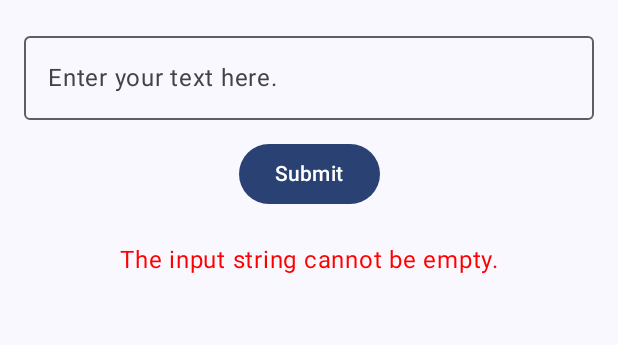
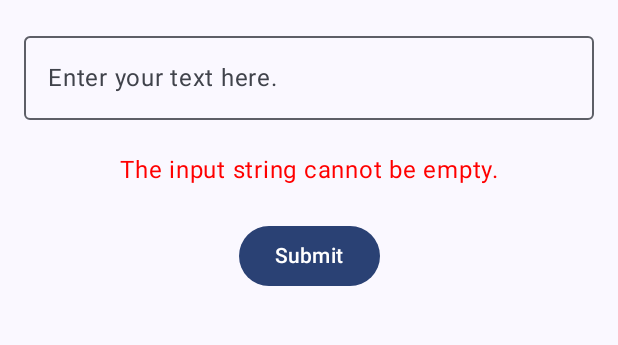
Before and after one commit to PrettyAntony/JoistSimpleTextEchoApp, an Android app built with Jetpack Compose: the screen it shows after launch (MainActivity), after a tap on "Submit", on a phone screen of 412 x 824 dp, the part 96-441 px from its top. Run offline under Robolectric (Android 15) with nearby library versions, the phone set to English and light mode, and no system bars; our stand-ins replace Dagger/Hilt's generated code.

Commit message:
Code refactoring and added comments

```diff
--- a/app/src/main/java/com/pretty/joistsimpletextechoapp/data/repository/EchoRepositoryImpl.kt
+++ b/app/src/main/java/com/pretty/joistsimpletextechoapp/data/repository/EchoRepositoryImpl.kt
@@ -11,7 +11,7 @@ class EchoRepositoryImpl(
         return if (dataSource.sendTextToServer(input)) {
             EchoResult.Success(input)
         } else {
-            EchoResult.Error("Server validation failed")
+            EchoResult.Error("The input string is invalid.")
         }
     }
 }
--- a/app/src/main/java/com/pretty/joistsimpletextechoapp/domain/usecase/ValidateTextUseCase.kt
+++ b/app/src/main/java/com/pretty/joistsimpletextechoapp/domain/usecase/ValidateTextUseCase.kt
@@ -4,6 +4,7 @@ import com.pretty.joistsimpletextechoapp.data.repository.EchoRepository
 import com.pretty.joistsimpletextechoapp.domain.model.EchoResult
 
 class ValidateTextUseCase(private val repository: EchoRepository) {
+
     suspend operator fun invoke(input: String): EchoResult<String> {
         if (input.isBlank()) {
             return EchoResult.Error("The input string cannot be empty.")
--- a/app/src/main/java/com/pretty/joistsimpletextechoapp/presentation/ui/screen/EchoScreen.kt
+++ b/app/src/main/java/com/pretty/joistsimpletextechoapp/presentation/ui/screen/EchoScreen.kt
@@ -68,6 +68,7 @@ fun EchoScreen(viewModel: EchoViewModel = hiltViewModel()) {
                 verticalArrangement = Arrangement.Top,
                 horizontalAlignment = Alignment.CenterHorizontally
             ) {
+                //input field
                 OutlinedTextField(
                     value = uiState.inputText,
                     onValueChange = viewModel::onTextChange,
@@ -75,10 +76,30 @@ fun EchoScreen(viewModel: EchoViewModel = hiltViewModel()) {
                     modifier = Modifier.fillMaxWidth()
                 )
 
-                Spacer(Modifier.height(12.dp))
+                Spacer(Modifier.height(24.dp))
+
+                //when uiState has error message
+                uiState.errorMessage?.let { error ->
+                    Text(
+                        text = error,
+                        color = Color.Red,
+                        style = MaterialTheme.typography.bodyLarge
+                    )
+                }
+
+                //when uiState has valid state
+                uiState.echoedText?.let { echoed ->
+                    Text(
+                        text = "Valid Input Text : $echoed",
+                        color = Color.Black,
+                        style = MaterialTheme.typography.bodyLarge
+                    )
+                }
+
+                Spacer(Modifier.height(24.dp))
 
                 Button(
-                    onClick = viewModel::onSubmit,
+                    onClick = viewModel::validateInputTextAndEcho,
                     enabled = !uiState.isLoading
                 ) {
                     if (uiState.isLoading) {
@@ -92,23 +113,7 @@ fun EchoScreen(viewModel: EchoViewModel = hiltViewModel()) {
                     }
                 }
 
-                Spacer(Modifier.height(24.dp))
 
-                uiState.errorMessage?.let { error ->
-                    Text(
-                        text = error,
-                        color = Color.Red,
-                        style = MaterialTheme.typography.bodyLarge
-                    )
-                }
-
-                uiState.echoedText?.let { echoed ->
-                    Text(
-                        text = "Echoed: $echoed",
-                        color = Color.Black,
-                        style = MaterialTheme.typography.bodyLarge
-                    )
-                }
             }
         }
     }
--- a/app/src/main/java/com/pretty/joistsimpletextechoapp/presentation/viewmodel/EchoViewModel.kt
+++ b/app/src/main/java/com/pretty/joistsimpletextechoapp/presentation/viewmodel/EchoViewModel.kt
@@ -18,29 +18,24 @@ class EchoViewModel @Inject constructor(
     private val validateAndEchoTextUseCase: ValidateTextUseCase
 ) : ViewModel() {
 
+    //state variable
     private val _uiState = MutableStateFlow(UiState())
     val uiState: StateFlow<UiState> = _uiState.asStateFlow()
 
+    //observing onTextChange, updating state variable
     fun onTextChange(newText: String) {
         _uiState.update { it.copy(inputText = newText, errorMessage = null) }
     }
 
-    fun onSubmit() {
+
+    fun validateInputTextAndEcho() {
         val input = _uiState.value.inputText
+
 
         viewModelScope.launch {
             _uiState.update { it.copy(isLoading = true, errorMessage = null, echoedText = null) }
 
-            if (input.isBlank()) {
-                _uiState.update {
-                    it.copy(
-                        isLoading = false,
-                        errorMessage = "The input string cannot be empty."
-                    )
-                }
-                return@launch
-            }
-
+            //Handle result success/error state
             when (val result = validateAndEchoTextUseCase(input)) {
                 is EchoResult.Success -> _uiState.update {
                     it.copy(
```
Also changed, not shown: 2 other files.
